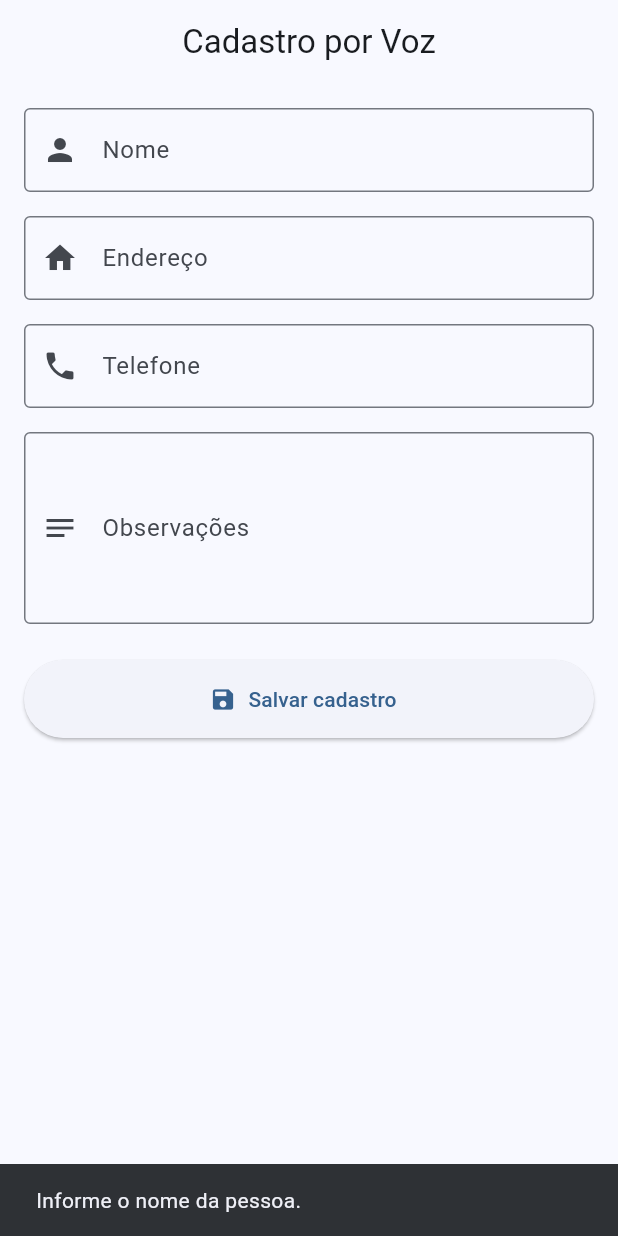
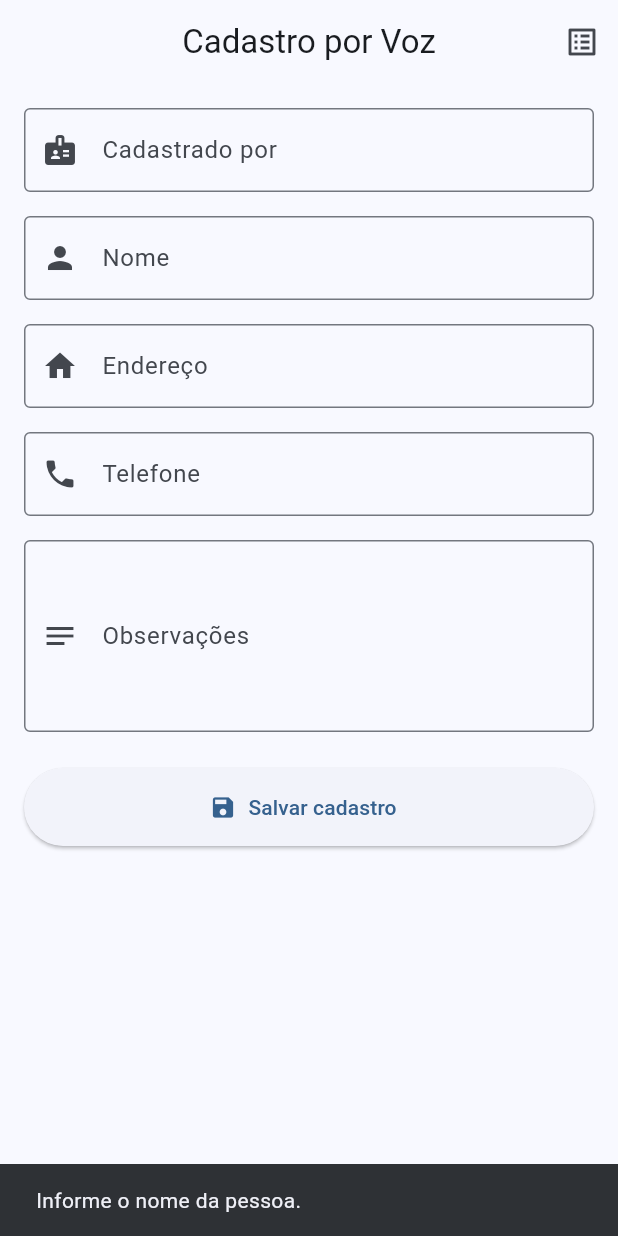
Before and after one commit to titoufu/CadastroPorVoz, a Flutter app: the screen it shows after launch, after a tap on "Salvar cadastro", on a phone screen of 412 x 824 dp. Run offline on Flutter 3.47's test engine with Material 3 defaults, Android fonts, the phone set to English and light mode, and no system bars; our stand-ins replace sqflite; accounts and stored records are empty.

Commit message:
Implementa banco local e consulta de cadastros

```diff
--- a/lib/main.dart
+++ b/lib/main.dart
@@ -1,4 +1,8 @@
 import 'package:flutter/material.dart';
+
+import 'banco/banco_dados.dart';
+import 'modelos/pessoa.dart';
+import 'telas/tela_consulta.dart';
 
 void main() {
   runApp(const CadastroPorVozApp());
@@ -33,6 +37,9 @@ class _TelaCadastroState extends State<TelaCadastro> {
   final enderecoController = TextEditingController();
   final telefoneController = TextEditingController();
   final observacoesController = TextEditingController();
+  final cadastradoPorController = TextEditingController();
+
+  bool salvando = false;
 
   @override
   void dispose() {
@@ -40,31 +47,65 @@ class _TelaCadastroState extends State<TelaCadastro> {
     enderecoController.dispose();
     telefoneController.dispose();
     observacoesController.dispose();
+    cadastradoPorController.dispose();
     super.dispose();
   }
 
-  void salvarCadastro() {
+  Future<void> salvarCadastro() async {
     final nome = nomeController.text.trim();
+    final cadastradoPor = cadastradoPorController.text.trim();
 
     if (nome.isEmpty) {
-      ScaffoldMessenger.of(context).showSnackBar(
-        const SnackBar(
-          content: Text('Informe o nome da pessoa.'),
-        ),
-      );
+      mostrarMensagem('Informe o nome da pessoa.');
       return;
     }
 
-    ScaffoldMessenger.of(context).showSnackBar(
-      const SnackBar(
-        content: Text('Cadastro salvo com sucesso!'),
-      ),
-    );
+    if (cadastradoPor.isEmpty) {
+      mostrarMensagem('Informe quem está realizando o cadastro.');
+      return;
+    }
 
-    nomeController.clear();
-    enderecoController.clear();
-    telefoneController.clear();
-    observacoesController.clear();
+    setState(() {
+      salvando = true;
+    });
+
+    try {
+      final pessoa = Pessoa(
+        nome: nome,
+        endereco: enderecoController.text.trim(),
+        telefone: telefoneController.text.trim(),
+        observacoes: observacoesController.text.trim(),
+        criadoEm: DateTime.now(),
+        criadoPor: cadastradoPor,
+      );
+
+      await BancoDados.instancia.inserirPessoa(pessoa);
+
+      if (!mounted) return;
+
+      nomeController.clear();
+      enderecoController.clear();
+      telefoneController.clear();
+      observacoesController.clear();
+
+      mostrarMensagem('Cadastro salvo com sucesso!');
+    } catch (erro) {
+      if (!mounted) return;
+
+      mostrarMensagem('Não foi possível salvar o cadastro: $erro');
+    } finally {
+      if (mounted) {
+        setState(() {
+          salvando = false;
+        });
+      }
+    }
+  }
+
+  void mostrarMensagem(String mensagem) {
+    ScaffoldMessenger.of(
+      context,
+    ).showSnackBar(SnackBar(content: Text(mensagem)));
   }
 
   @override
@@ -73,6 +114,17 @@ class _TelaCadastroState extends State<TelaCadastro> {
       appBar: AppBar(
         title: const Text('Cadastro por Voz'),
         centerTitle: true,
+        actions: [
+          IconButton(
+            tooltip: 'Ver cadastros',
+            icon: const Icon(Icons.list_alt),
+            onPressed: () {
+              Navigator.of(context).push(
+                MaterialPageRoute(builder: (context) => const TelaConsulta()),
+              );
+            },
+          ),
+        ],
       ),
       body: SafeArea(
         child: SingleChildScrollView(
@@ -80,7 +132,18 @@ class _TelaCadastroState extends State<TelaCadastro> {
           child: Column(
             children: [
               TextField(
+                controller: cadastradoPorController,
+                textCapitalization: TextCapitalization.words,
+                decoration: const InputDecoration(
+                  labelText: 'Cadastrado por',
+                  prefixIcon: Icon(Icons.badge),
+                  border: OutlineInputBorder(),
+                ),
+              ),
+              const SizedBox(height: 16),
+              TextField(
                 controller: nomeController,
+                textCapitalization: TextCapitalization.words,
                 decoration: const InputDecoration(
                   labelText: 'Nome',
                   prefixIcon: Icon(Icons.person),
@@ -90,6 +153,7 @@ class _TelaCadastroState extends State<TelaCadastro> {
               const SizedBox(height: 16),
               TextField(
                 controller: enderecoController,
+                textCapitalization: TextCapitalization.sentences,
                 decoration: const InputDecoration(
                   labelText: 'Endereço',
                   prefixIcon: Icon(Icons.home),
@@ -110,6 +174,7 @@ class _TelaCadastroState extends State<TelaCadastro> {
               TextField(
                 controller: observacoesController,
                 maxLines: 4,
+                textCapitalization: TextCapitalization.sentences,
                 decoration: const InputDecoration(
                   labelText: 'Observações',
                   prefixIcon: Icon(Icons.notes),
@@ -121,9 +186,15 @@ class _TelaCadastroState extends State<TelaCadastro> {
                 width: double.infinity,
                 height: 52,
                 child: ElevatedButton.icon(
-                  onPressed: salvarCadastro,
-                  icon: const Icon(Icons.save),
-                  label: const Text('Salvar cadastro'),
+                  onPressed: salvando ? null : salvarCadastro,
+                  icon: salvando
+                      ? const SizedBox(
+                          width: 22,
+                          height: 22,
+                          child: CircularProgressIndicator(strokeWidth: 2),
+                        )
+                      : const Icon(Icons.save),
+                  label: Text(salvando ? 'Salvando...' : 'Salvar cadastro'),
                 ),
               ),
             ],
--- /dev/null
+++ b/lib/modelos/pessoa.dart
@@ -0,0 +1,53 @@
+class Pessoa {
+  final int? id;
+  final String nome;
+  final String endereco;
+  final String telefone;
+  final String observacoes;
+  final DateTime criadoEm;
+  final String criadoPor;
+  final DateTime? alteradoEm;
+  final String? alteradoPor;
+
+  const Pessoa({
+    this.id,
+    required this.nome,
+    required this.endereco,
+    required this.telefone,
+    required this.observacoes,
+    required this.criadoEm,
+    required this.criadoPor,
+    this.alteradoEm,
+    this.alteradoPor,
+  });
+
+  Map<String, Object?> toMap() {
+    return {
+      'id': id,
+      'nome': nome,
+      'endereco': endereco,
+      'telefone': telefone,
+      'observacoes': observacoes,
+      'criado_em': criadoEm.toIso8601String(),
+      'criado_por': criadoPor,
+      'alterado_em': alteradoEm?.toIso8601String(),
+      'alterado_por': alteradoPor,
+    };
+  }
+
+  factory Pessoa.fromMap(Map<String, Object?> map) {
+    return Pessoa(
+      id: map['id'] as int?,
+      nome: map['nome'] as String,
+      endereco: map['endereco'] as String,
+      telefone: map['telefone'] as String,
+      observacoes: map['observacoes'] as String,
+      criadoEm: DateTime.parse(map['criado_em'] as String),
+      criadoPor: map['criado_por'] as String,
+      alteradoEm: map['alterado_em'] == null
+          ? null
+          : DateTime.parse(map['alterado_em'] as String),
+      alteradoPor: map['alterado_por'] as String?,
+    );
+  }
+}
--- a/pubspec.yaml
+++ b/pubspec.yaml
@@ -34,6 +34,8 @@ dependencies:
   # The following adds the Cupertino Icons font to your application.
   # Use with the CupertinoIcons class for iOS style icons.
   cupertino_icons: ^1.0.8
+  sqflite: ^2.4.2
+  path: ^1.9.1
 
 dev_dependencies:
   flutter_test:
```
Also changed, not shown: lib/banco/banco_dados.dart (added, +109 -0 lines), lib/telas/tela_consulta.dart (added, +119 -0 lines), pubspec.lock, 2 other files.
